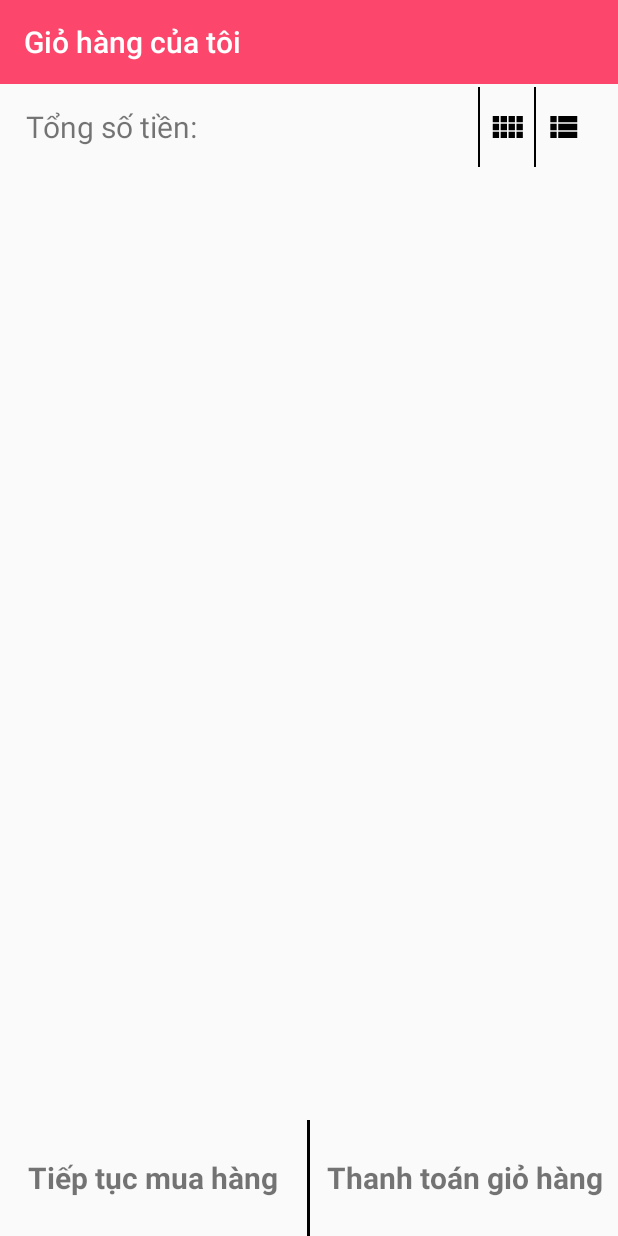
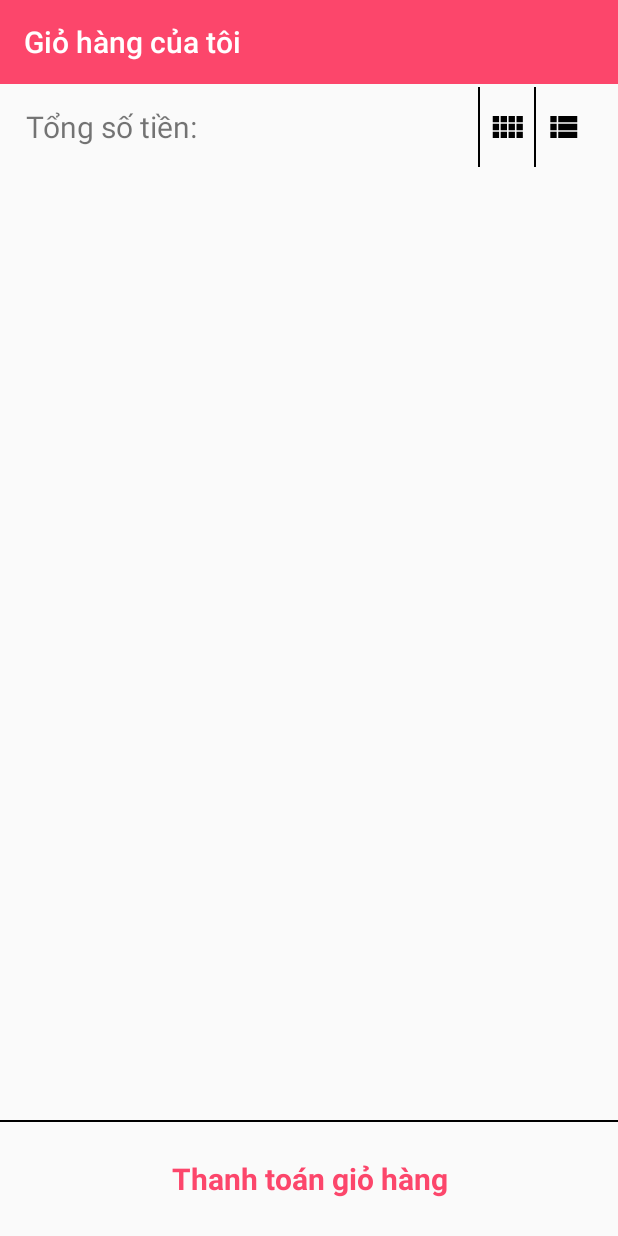
Before and after one commit to nvkuy/ShoppingOnline, an Android app: the CartActivity screen opened directly, with no data from a screen before it, on a phone screen of 412 x 824 dp. Run offline under Robolectric (Android 15) with nearby library versions, the phone set to English and light mode, and no system bars; 2 statements that could not run were skipped.

Commit message:
Upload by Uy

```diff
--- a/app/build.gradle
+++ b/app/build.gradle
@@ -34,3 +34,5 @@ dependencies {
     compile 'com.android.support:recyclerview-v7:26.0.0-alpha1'
     testCompile 'junit:junit:4.12'
 }
+
+apply plugin: 'com.google.gms.google-services'
--- a/app/src/main/res/layout/activity_cart.xml
+++ b/app/src/main/res/layout/activity_cart.xml
@@ -76,34 +76,24 @@
     </GridView>
 
     <LinearLayout
-        android:weightSum="2.01"
-        android:orientation="horizontal"
+        android:orientation="vertical"
         android:layout_weight="1"
         android:layout_width="match_parent"
         android:layout_height="0dp">
 
-        <TextView
-            android:textStyle="bold"
-            android:textSize="20sp"
-            android:gravity="center"
-            android:text="Tiếp tục mua hàng"
-            android:layout_weight="1"
-            android:layout_width="0dp"
-            android:layout_height="match_parent" />
-
         <View
             android:background="@color/Black"
-            android:layout_weight="0.01"
-            android:layout_width="0dp"
-            android:layout_height="match_parent"/>
+            android:layout_width="match_parent"
+            android:layout_height="1dp"/>
 
         <TextView
+            android:textColor="@color/colorPrimary"
+            android:id="@+id/buy_all"
             android:textStyle="bold"
             android:textSize="20sp"
             android:gravity="center"
             android:text="Thanh toán giỏ hàng"
-            android:layout_weight="1"
-            android:layout_width="0dp"
+            android:layout_width="match_parent"
             android:layout_height="match_parent" />
 
     </LinearLayout>
--- a/build.gradle
+++ b/build.gradle
@@ -6,6 +6,7 @@ buildscript {
     }
     dependencies {
         classpath 'com.android.tools.build:gradle:2.3.3'
+        classpath 'com.google.gms:google-services:3.1.0'
 
         // NOTE: Do not place your application dependencies here; they belong
         // in the individual module build.gradle files
```
Also changed, not shown: app/src/main/java/com/nguyenvukhanhuygmail/shoppingonline/activity/AboutProduct.java (+8 -4 lines), app/src/main/java/com/nguyenvukhanhuygmail/shoppingonline/activity/CartActivity.java (+76 -0 lines), app/src/main/res/layout/activity_login_and_sign_up.xml (+11 -0 lines), app/src/main/res/drawable/fb_icon.png (added), app/src/main/res/drawable/gmail_icon.png (added).
